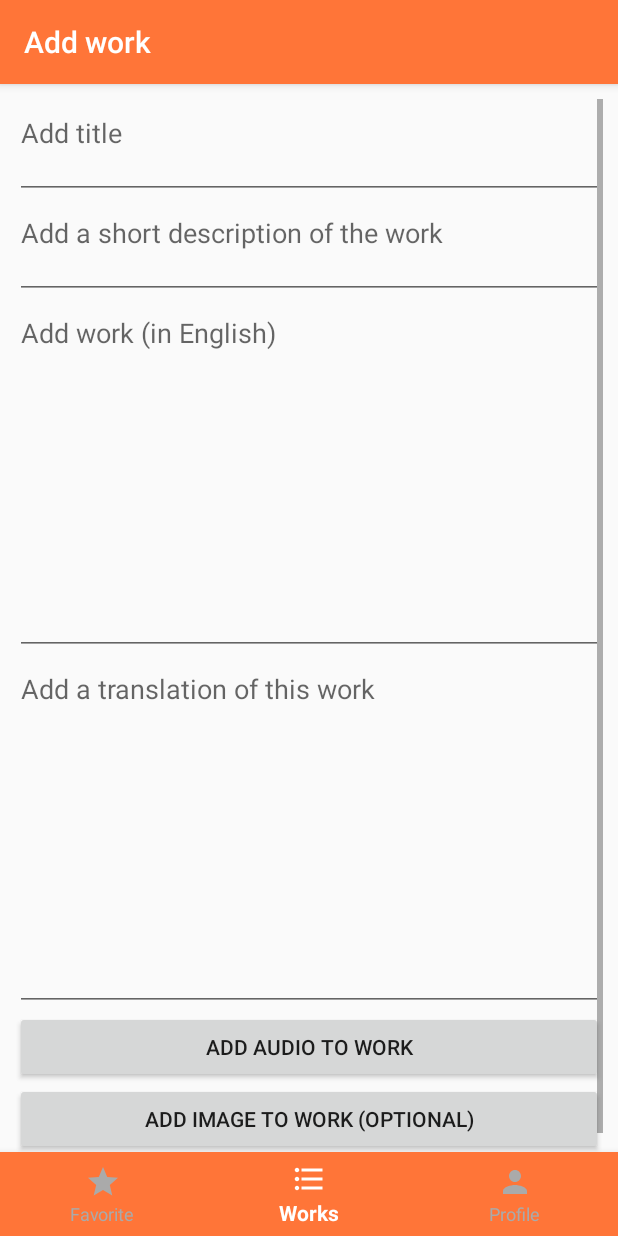
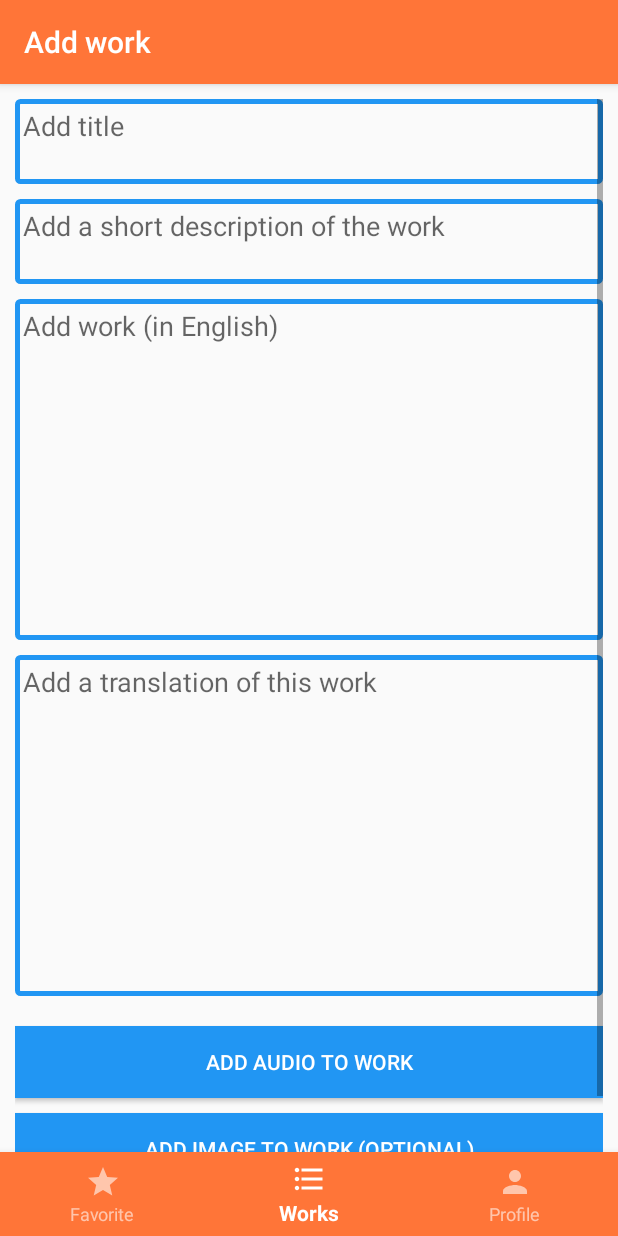
Before and after one commit to Maksim2355/EnglAppKotlin, an Android app: the AddWorkFragment screen opened through its navigation route, on a phone screen of 412 x 824 dp. Run offline under Robolectric (Android 15) with nearby library versions, the phone set to English and light mode, and no system bars; our stand-ins replace Room's generated code.

Commit message:
Сделал АДЕКВАТНЫЕ СТИИЛИ. АДЕКВАТНЫЕ, а не хоррошие

```diff
--- a/app/src/main/java/com/example/engapp/ElementWorksFragment.kt
+++ b/app/src/main/java/com/example/engapp/ElementWorksFragment.kt
@@ -31,7 +31,7 @@ class ElementWorksFragment : Fragment() {
         val thisWorks = worksDao.getById(userDao.getUserData()!!.openWorks!!)
         title = myFragment.findViewById(R.id.titleAdd)
         contentEn = myFragment.findViewById(R.id.contentEn)
-        contentRu = myFragment.findViewById(R.id.contentEnAdd)
+        contentRu = myFragment.findViewById(R.id.contentRu)
         title.text = thisWorks!!.title
         contentEn.text = thisWorks.contentEn
         contentRu.text = thisWorks.contentRu
--- a/app/src/main/java/com/example/engapp/UI/FavoriteFragment.kt
+++ b/app/src/main/java/com/example/engapp/UI/FavoriteFragment.kt
@@ -34,7 +34,7 @@ class FavoriteFragment : Fragment() {
         val myFragment: View =
             inflater.inflate(R.layout.fragment_favorite, container, false)
         activity!!.title = "Favorite"
-        if (App.instance!!.database!!.userDao()!!.getUserData()?.userId != null){
+        if (userDao.getUserData()!!.userId != null){
             val listRecycler =
                 myFragment.findViewById<RecyclerView>(R.id.favoriteWokrsRecycler)
             val layoutManager = LinearLayoutManager(context)
--- a/app/src/main/res/color/bottom_navigation_item_background_colors.xml
+++ b/app/src/main/res/color/bottom_navigation_item_background_colors.xml
@@ -1,7 +1,7 @@
 <?xml version="1.0" encoding="utf-8"?>
 <selector xmlns:android="http://schemas.android.com/apk/res/android">
     <item
-        android:color="@android:color/darker_gray"
+        android:color="#95FFFFFF"
         android:state_checked="false"/>
     <item
         android:color="@android:color/white"
--- a/app/src/main/res/layout/fragment_add_work.xml
+++ b/app/src/main/res/layout/fragment_add_work.xml
@@ -14,13 +14,17 @@
             android:layout_width="match_parent"
             android:layout_height="wrap_content"
             android:orientation="vertical">
+
             <EditText
                 android:id="@+id/titleAdd"
                 android:layout_width="match_parent"
                 android:layout_height="wrap_content"
                 android:ems="10"
                 android:gravity="start|top"
+                android:padding="5dp"
                 android:hint="@string/add_title"
+                android:layout_marginBottom="10dp"
+                android:background="@drawable/edittextstyle"
                 android:inputType="textMultiLine"
                 android:lines="2" />
 
@@ -29,8 +33,11 @@
                 android:id="@+id/contentDesAdd"
                 android:layout_width="match_parent"
                 android:layout_height="wrap_content"
+                android:background="@drawable/edittextstyle"
                 android:ems="10"
                 android:gravity="start|top"
+                android:padding="5dp"
+                android:layout_marginBottom="10dp"
                 android:hint="@string/content_desc"
                 android:inputType="textMultiLine"
                 android:lines="2" />
@@ -40,7 +47,10 @@
                 android:layout_width="match_parent"
                 android:layout_height="wrap_content"
                 android:ems="10"
+                android:background="@drawable/edittextstyle"
                 android:gravity="start|top"
+                android:layout_marginBottom="10dp"
+                android:padding="5dp"
                 android:hint="@string/add_work_in_english"
                 android:inputType="textMultiLine"
                 android:lines="10" />
@@ -49,22 +59,32 @@
                 android:id="@+id/contentRuAdd"
                 android:layout_width="match_parent"
                 android:layout_height="wrap_content"
+                android:padding="5dp"
                 android:ems="10"
                 android:gravity="start|top"
                 android:hint="@string/add_work_in_russian"
                 android:inputType="textMultiLine"
-                android:lines="10" />
+                android:background="@drawable/edittextstyle"
+                android:lines="10"
+                android:layout_marginBottom="20dp"
+                />
 
             <Button
                 android:id="@+id/addAudioPath"
                 android:layout_width="match_parent"
                 android:layout_height="wrap_content"
+                android:textColor="#FFFF"
+                android:background="#2196f3"
+                android:layout_marginBottom="10dp"
                 android:text="@string/add_audio_to_work" />
 
             <Button
                 android:id="@+id/addImagePath"
                 android:layout_width="match_parent"
                 android:layout_height="wrap_content"
+                android:textColor="#FFFF"
+                android:layout_marginBottom="10dp"
+                android:background="#2196f3"
                 android:text="@string/butAddImage"
                 />
 
@@ -73,6 +93,8 @@
                 android:layout_width="match_parent"
                 android:layout_height="wrap_content"
                 android:text="@string/add_work"
+                android:textColor="#FFFF"
+                android:background="#2196f3"
                 android:layout_marginBottom="60dp"/>
 
         </LinearLayout>
--- a/app/src/main/res/layout/fragment_profile.xml
+++ b/app/src/main/res/layout/fragment_profile.xml
@@ -21,14 +21,14 @@
         android:importantForAutofill="no"
         android:inputType="textPersonName"
         android:padding="13dp"
-        android:textSize="20sp"
         android:selectAllOnFocus="true"
         android:singleLine="true"
+        android:textSize="20sp"
         app:layout_constraintBottom_toBottomOf="parent"
         app:layout_constraintEnd_toEndOf="parent"
         app:layout_constraintStart_toStartOf="parent"
         app:layout_constraintTop_toTopOf="parent"
-        app:layout_constraintVertical_bias="0.3" />
+        app:layout_constraintVertical_bias="0.25" />
 
     <EditText
         android:id="@+id/passwordIn"
@@ -53,7 +53,7 @@
         android:layout_height="wrap_content"
         android:layout_gravity="center_horizontal"
         android:padding="10dp"
-        android:layout_marginTop="15dp"
+        android:layout_marginTop="40dp"
         android:ems="12"
         android:textColor="#FFFF"
         android:background="#2196f3"
--- a/app/src/main/res/layout/fragment_user.xml
+++ b/app/src/main/res/layout/fragment_user.xml
@@ -18,8 +18,8 @@
 
         <ImageButton
             android:id="@+id/iconProfile"
-            android:layout_width="100dp"
-            android:layout_height="100dp"
+            android:layout_width="120dp"
+            android:layout_height="120dp"
             android:layout_marginEnd="16dp"
             android:layout_marginRight="16dp" />
 
```
Also changed, not shown: app/src/main/java/com/example/engapp/DataAdapter.kt (+11 -4 lines), app/src/main/java/com/example/engapp/UI/WorksFragment.kt (+6 -5 lines), app/src/main/res/layout/fragment_element_works.xml (+10 -4 lines), app/src/main/res/layout/item_work.xml (+4 -4 lines).
